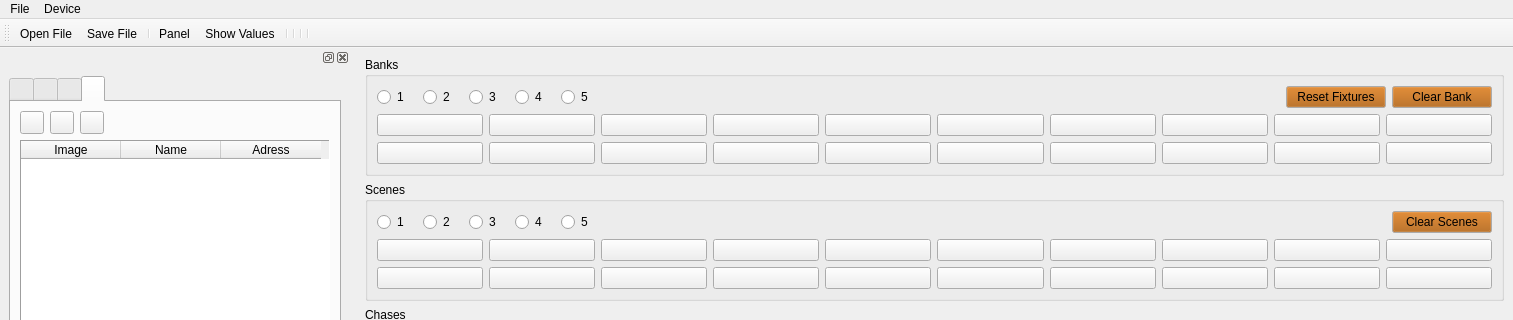
Above: qLights/Forms/mainWin.ui from AKuhle/aDev before the change; both pictures show x 0 to 1513 and y 0 to 320 of the 1513 by 740 pixel window. Below: the same form after it.
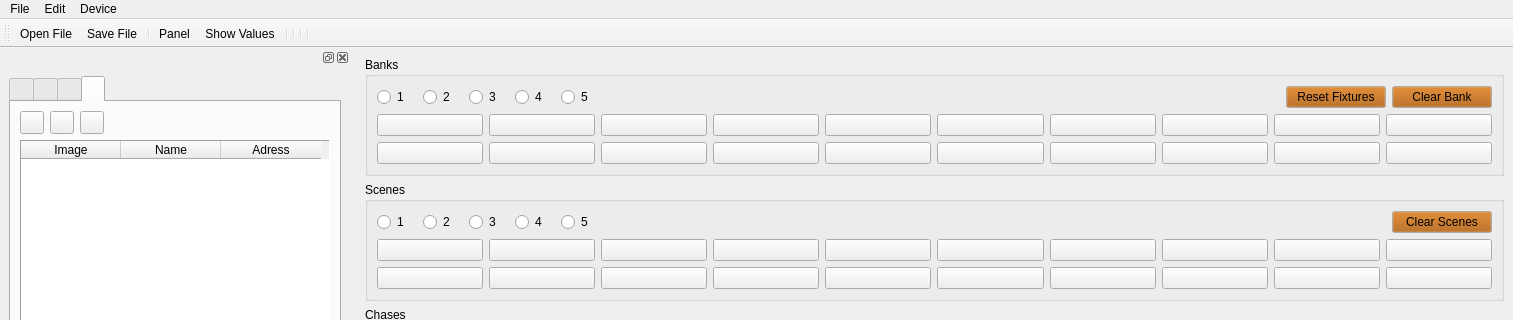
That is the form after the change. Icons and pictures are not drawn. Custom widgets are drawn as their Qt base class.

```diff
--- a/qLights/Forms/mainWin.ui
+++ b/qLights/Forms/mainWin.ui
@@ -3409,7 +3409,15 @@
      <string>Device</string>
     </property>
    </widget>
+   <widget class="QMenu" name="menuEdit">
+    <property name="title">
+     <string>Edit</string>
+    </property>
+    <addaction name="m_pActionOpenBackupFile"/>
+    <addaction name="m_pActionSaveBackupFile"/>
+   </widget>
    <addaction name="menuFile"/>
+   <addaction name="menuEdit"/>
    <addaction name="menuDevice"/>
   </widget>
   <widget class="QDockWidget" name="m_pPanelDock">
```
Left out of the diff: 18 changed lines with no effect on the pictures.
